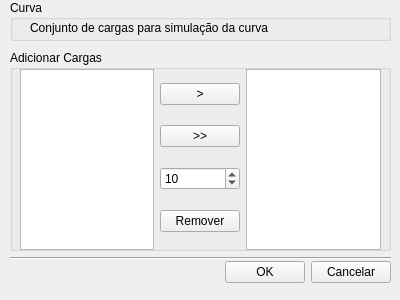
The window that simuload/user_interface/original_design/nova_curva.ui (jpcairesf/simuload) describes before a commit, drawn with Qt 5.
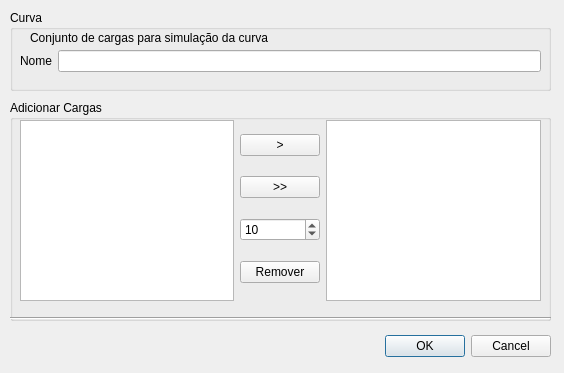
The same window after the commit.

Commit message: feat: :sparkles: Curve CRUD done

Patch:
```diff
--- a/simuload/user_interface/original_design/nova_curva.ui
+++ b/simuload/user_interface/original_design/nova_curva.ui
@@ -1,36 +1,52 @@
 <?xml version="1.0" encoding="UTF-8"?>
 <ui version="4.0">
- <class>curveEdit</class>
- <widget class="QWidget" name="curveEdit">
+ <class>NovaCurva</class>
+ <widget class="QDialog" name="NovaCurva">
   <property name="geometry">
    <rect>
     <x>0</x>
     <y>0</y>
-    <width>400</width>
-    <height>300</height>
+    <width>564</width>
+    <height>373</height>
    </rect>
   </property>
   <property name="windowTitle">
    <string>Editar Curva</string>
   </property>
-  <widget class="QGroupBox" name="groupBox">
+  <widget class="QDialogButtonBox" name="buttonBox">
+   <property name="geometry">
+    <rect>
+     <x>210</x>
+     <y>330</y>
+     <width>341</width>
+     <height>32</height>
+    </rect>
+   </property>
+   <property name="orientation">
+    <enum>Qt::Horizontal</enum>
+   </property>
+   <property name="standardButtons">
+    <set>QDialogButtonBox::Cancel|QDialogButtonBox::Ok</set>
+   </property>
+  </widget>
+  <widget class="QGroupBox" name="groupBox_3">
    <property name="geometry">
     <rect>
      <x>10</x>
-     <y>0</y>
-     <width>381</width>
-     <height>41</height>
+     <y>10</y>
+     <width>541</width>
+     <height>81</height>
     </rect>
    </property>
    <property name="title">
     <string>Curva</string>
    </property>
-   <widget class="QLabel" name="label_5">
+   <widget class="QLabel" name="label_6">
     <property name="geometry">
      <rect>
       <x>20</x>
       <y>20</y>
-      <width>291</width>
+      <width>361</width>
       <height>16</height>
      </rect>
     </property>
@@ -38,14 +54,36 @@
      <string>Conjunto de cargas para simulação da curva</string>
     </property>
    </widget>
+   <widget class="QWidget" name="formLayoutWidget_2">
+    <property name="geometry">
+     <rect>
+      <x>10</x>
+      <y>40</y>
+      <width>521</width>
+      <height>31</height>
+     </rect>
+    </property>
+    <layout class="QFormLayout" name="formLayout_2">
+     <item row="0" column="0">
+      <widget class="QLabel" name="carga_label_2">
+       <property name="text">
+        <string>Nome</string>
+       </property>
+      </widget>
+     </item>
+     <item row="0" column="1">
+      <widget class="QLineEdit" name="curva_nome"/>
+     </item>
+    </layout>
+   </widget>
   </widget>
   <widget class="QGroupBox" name="groupBox_2">
    <property name="geometry">
     <rect>
      <x>10</x>
-     <y>50</y>
-     <width>381</width>
-     <height>201</height>
+     <y>100</y>
+     <width>541</width>
+     <height>221</height>
     </rect>
    </property>
    <property name="title">
@@ -55,8 +93,8 @@
     <property name="geometry">
      <rect>
       <x>10</x>
-      <y>19</y>
-      <width>361</width>
+      <y>20</y>
+      <width>521</width>
       <height>181</height>
      </rect>
     </property>
@@ -83,7 +121,7 @@
        <item>
         <widget class="QSpinBox" name="spinBox">
          <property name="minimum">
-          <number>0</number>
+          <number>1</number>
          </property>
          <property name="maximum">
           <number>100</number>
@@ -112,8 +150,8 @@
    <property name="geometry">
     <rect>
      <x>10</x>
-     <y>250</y>
-     <width>381</width>
+     <y>310</y>
+     <width>541</width>
      <height>16</height>
     </rect>
    </property>
@@ -121,45 +159,6 @@
     <enum>Qt::Horizontal</enum>
    </property>
   </widget>
-  <widget class="QWidget" name="horizontalLayoutWidget">
-   <property name="geometry">
-    <rect>
-     <x>130</x>
-     <y>260</y>
-     <width>261</width>
-     <height>25</height>
-    </rect>
-   </property>
-   <layout class="QHBoxLayout" name="horizontalLayout">
-    <item>
-     <spacer name="horizontalSpacer">
-      <property name="orientation">
-       <enum>Qt::Horizontal</enum>
-      </property>
-      <property name="sizeHint" stdset="0">
-       <size>
-        <width>40</width>
-        <height>20</height>
-       </size>
-      </property>
-     </spacer>
-    </item>
-    <item>
-     <widget class="QPushButton" name="criarEquipamento">
-      <property name="text">
-       <string>OK</string>
-      </property>
-     </widget>
-    </item>
-    <item>
-     <widget class="QPushButton" name="cancelarEquipamento">
-      <property name="text">
-       <string>Cancelar</string>
-      </property>
-     </widget>
-    </item>
-   </layout>
-  </widget>
  </widget>
  <resources/>
  <connections/>
```
Left out of the diff: 49 changed lines with no effect on the pictures. The commit also changes 8 other files.
